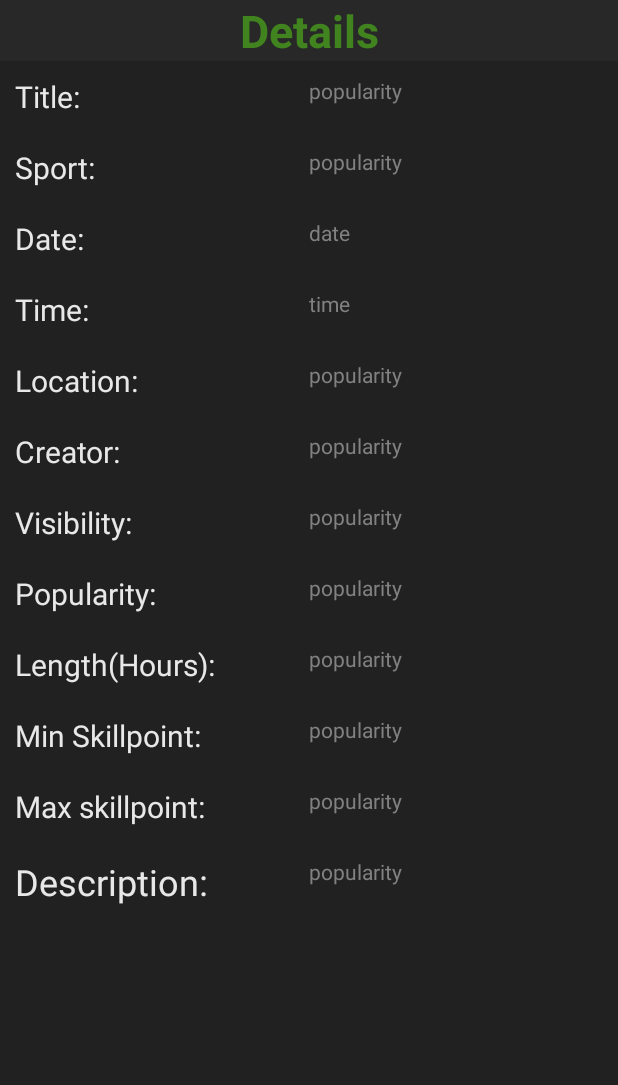
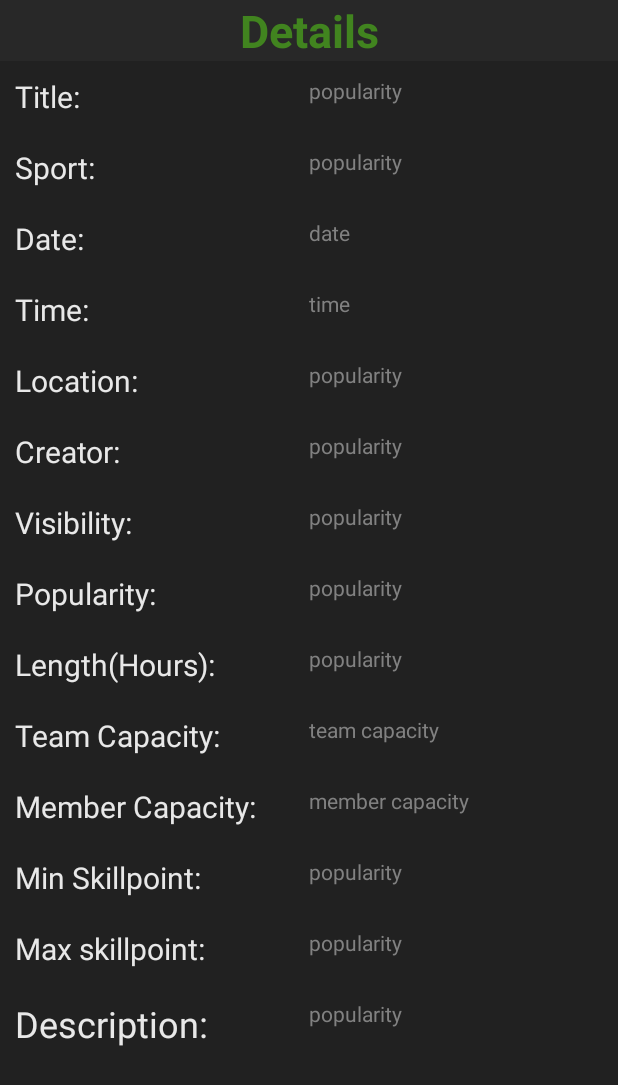
Before and after one commit to makememove/mobile, an Android app: the layout eventdetailsdetail_fragment.xml on its own in the app's theme, with its tools: preview values and no code run, on a phone screen of 412 x 824 dp. Shown: the top 1085 px of the screen. Run offline under Robolectric (Android 15) with nearby library versions, the phone set to English and light mode, and no system bars.

Commit message:
details event team capacity, member capacity felvétele

```diff
--- a/app/src/main/res/layout/eventdetailsdetail_fragment.xml
+++ b/app/src/main/res/layout/eventdetailsdetail_fragment.xml
@@ -251,8 +251,8 @@
             android:layout_width="match_parent"
             android:layout_height="wrap_content"
             android:layout_weight="1"
+            android:text="@string/popularity"
             android:background="@color/background"
-            android:text="@string/popularity"
             android:textColor="@color/NormaltextColor"
             android:textSize="20sp" />
 
@@ -295,6 +295,76 @@
             android:layout_weight="1"
             android:ems="10"
             android:hint="@string/popularityhint"
+            android:background="@color/background"
+            android:textColor="@color/NormaltextColor"
+            android:inputType="none"
+            android:singleLine="true" />
+
+
+    </LinearLayout>
+
+    <LinearLayout
+        android:layout_width="match_parent"
+        android:layout_height="wrap_content"
+        android:layout_margin="10dp"
+        android:background="@color/background"
+        android:orientation="horizontal">
+
+        <TextView
+            android:id="@+id/tv_teamCapacity"
+            android:layout_width="match_parent"
+            android:layout_height="wrap_content"
+            android:layout_weight="1"
+            android:text="@string/team_capacity"
+            android:background="@color/background"
+            android:textColor="@color/NormaltextColor"
+            android:textSize="20sp" />
+
+
+        <TextView
+            android:id="@+id/et_teamcapacity"
+            style="@style/inputtext"
+            android:layout_width="match_parent"
+            android:layout_height="match_parent"
+            android:layout_weight="1"
+            android:ems="10"
+            android:hint="@string/teamcapacityhint"
+            android:background="@color/background"
+            android:textColor="@color/NormaltextColor"
+            android:inputType="none"
+            android:singleLine="true" />
+
+
+    </LinearLayout>
+
+    <LinearLayout
+        android:layout_width="match_parent"
+        android:layout_height="wrap_content"
+        android:layout_margin="10dp"
+        android:background="@color/background"
+        android:orientation="horizontal">
+
+        <TextView
+            android:id="@+id/tv_membercapacityheader"
+            android:layout_width="match_parent"
+            android:layout_height="wrap_content"
+            android:layout_weight="1"
+            android:text="@string/member_capacity"
+            android:background="@color/background"
+            android:textColor="@color/NormaltextColor"
+            android:textSize="20sp" />
+
+
+        <TextView
+            android:id="@+id/et_membercapacity"
+            style="@style/inputtext"
+            android:layout_width="match_parent"
+            android:layout_height="match_parent"
+            android:layout_weight="1"
+            android:ems="10"
+            android:hint="@string/member_capacityhint"
+            android:background="@color/background"
+            android:textColor="@color/NormaltextColor"
             android:inputType="none"
             android:singleLine="true" />
 
```
Also changed, not shown: app/src/main/res/drawable-hdpi/basketball.9.png (added), app/src/main/res/drawable-hdpi/football_1.9.png (added), app/src/main/res/drawable-mdpi/basketball.9.png (added), app/src/main/res/drawable-mdpi/football_1.9.png (added), app/src/main/res/drawable-xhdpi/basketball.9.png (added), app/src/main/res/drawable-xhdpi/football_1.9.png (added), app/src/main/res/drawable-xxhdpi/basketball.9.png (added), app/src/main/res/drawable-xxhdpi/football_1.9.png (added), app/src/main/res/drawable-xxxhdpi/basketball.9.png (added), app/src/main/res/drawable-xxxhdpi/football_1.9.png (added).
